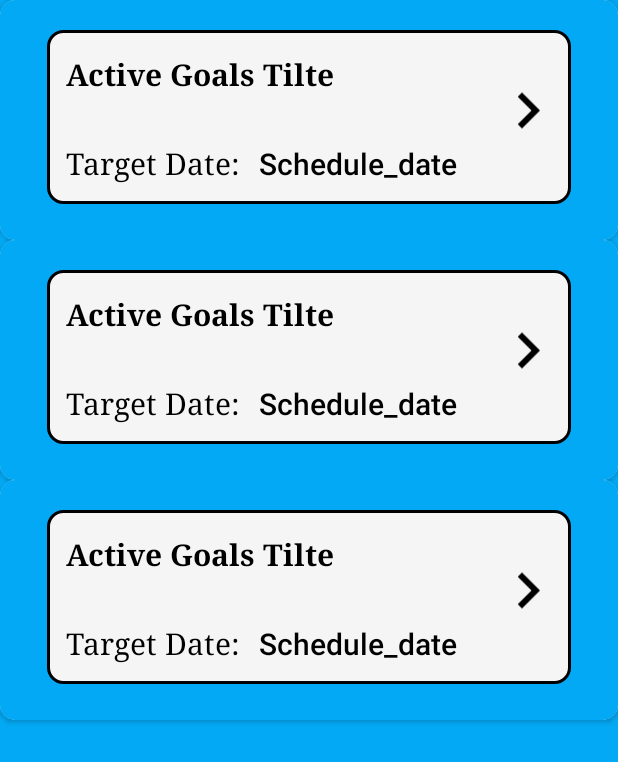
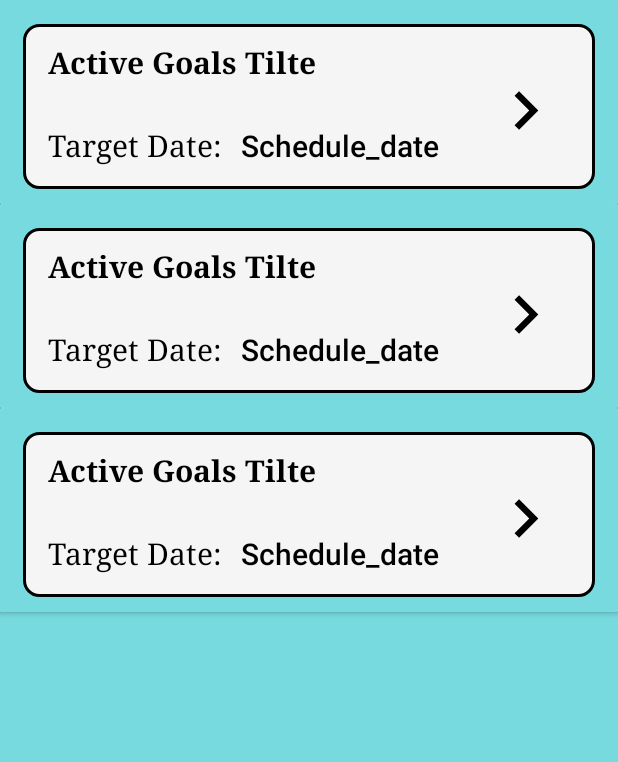
Before and after one commit to TianMing0409/FYP-Final-System, an Android app: the layout fragment_active_goals.xml on its own in the app's theme, with its tools: preview values and no code run, on a phone screen of 412 x 824 dp. Shown: the top 762 px of the screen. Run offline under Robolectric (Android 15) with nearby library versions, the phone set to English and light mode, and no system bars.

Commit message:
FYP Final System

```diff
--- a/app/src/main/java/com/example/fypproject/fragments/loginSignUp/EditProfileFragment.kt
+++ b/app/src/main/java/com/example/fypproject/fragments/loginSignUp/EditProfileFragment.kt
@@ -227,7 +227,7 @@ class EditProfileFragment : Fragment() {
         Toast.makeText(context,"Notification Set Successfully", Toast.LENGTH_SHORT).show()
     }
 
-    private fun updateUser(username:String, phone:String, email:String, password:String, imageUrl:String){
+    private fun updateUser(username:String, phone:String, email:String, password:String, imageUrl:String) {
 
         val user = UserData(username, phone, email, password, imageUrl)
 
@@ -246,6 +246,7 @@ class EditProfileFragment : Fragment() {
             }.addOnFailureListener {
                 Toast.makeText(context, "Failed", Toast.LENGTH_SHORT).show()
             }
+
 
     }
 
--- a/app/src/main/res/layout/fragment_active_goals.xml
+++ b/app/src/main/res/layout/fragment_active_goals.xml
@@ -2,21 +2,25 @@
 <androidx.constraintlayout.widget.ConstraintLayout xmlns:android="http://schemas.android.com/apk/res/android"
     xmlns:app="http://schemas.android.com/apk/res-auto"
     xmlns:tools="http://schemas.android.com/tools"
+    android:id="@+id/frameLayout"
     android:layout_width="match_parent"
     android:layout_height="match_parent"
-    android:id="@+id/frameLayout"
-    tools:context=".fragments.goals.ActiveGoalsFragment"
-    android:background="#03A9F4">
+    android:background="#76dade"
+    tools:context=".fragments.goals.ActiveGoalsFragment">
 
 
     <androidx.constraintlayout.widget.ConstraintLayout
-        android:layout_width="match_parent"
-        android:layout_height="match_parent"
-        android:id="@+id/constraintLayout">
+        android:id="@+id/constraintLayout"
+        android:layout_width="0dp"
+        android:layout_height="0dp"
+        app:layout_constraintBottom_toBottomOf="parent"
+        app:layout_constraintEnd_toEndOf="parent"
+        app:layout_constraintStart_toStartOf="parent"
+        app:layout_constraintTop_toTopOf="parent">
 
         <androidx.recyclerview.widget.RecyclerView
             android:id="@+id/goal_recycler_view"
-            android:layout_width="match_parent"
+            android:layout_width="0dp"
             android:layout_height="match_parent"
             app:layout_constraintBottom_toBottomOf="parent"
             app:layout_constraintEnd_toEndOf="parent"
--- a/app/src/main/res/layout/fragment_expired_goals.xml
+++ b/app/src/main/res/layout/fragment_expired_goals.xml
@@ -4,8 +4,8 @@
     xmlns:tools="http://schemas.android.com/tools"
     android:layout_width="match_parent"
     android:layout_height="match_parent"
-    tools:context=".fragments.goals.ExpiredGoalsFragment"
-    android:background="#03A9F4">
+    android:background="#76dade"
+    tools:context=".fragments.goals.ExpiredGoalsFragment">
 
     <androidx.constraintlayout.widget.ConstraintLayout
         android:layout_width="match_parent"
@@ -19,6 +19,6 @@
             app:layout_constraintEnd_toEndOf="parent"
             app:layout_constraintStart_toStartOf="parent"
             app:layout_constraintTop_toTopOf="parent"
-            tools:listitem="@layout/goals_view"/>
+            tools:listitem="@layout/goals_view" />
     </androidx.constraintlayout.widget.ConstraintLayout>
 </androidx.constraintlayout.widget.ConstraintLayout>
--- a/app/src/main/res/layout/goals_view.xml
+++ b/app/src/main/res/layout/goals_view.xml
@@ -4,49 +4,52 @@
     xmlns:tools="http://schemas.android.com/tools"
     android:id="@+id/card_view"
     android:layout_width="match_parent"
-    android:layout_height="160dp"
+    android:layout_height="wrap_content"
     android:clickable="true"
-    android:focusable="true"
-    app:cardCornerRadius="10dp">
+    android:focusable="true">
 
     <RelativeLayout
         android:id="@+id/wrapper"
         android:layout_width="match_parent"
         android:layout_height="match_parent"
-        android:background="#03A9F4"
-        android:padding="20dp">
+        android:background="#76dade"
+        android:paddingBottom="10dp">
 
         <androidx.constraintlayout.widget.ConstraintLayout
-            android:layout_width="376dp"
-            android:layout_height="118dp">
+            android:layout_width="match_parent"
+            android:layout_height="match_parent">
+
 
             <TextView
                 android:id="@+id/boxBackground"
-                android:layout_width="349dp"
-                android:layout_height="116dp"
+                android:layout_width="0dp"
+                android:layout_height="110dp"
+                android:layout_marginStart="15dp"
+                android:layout_marginTop="16dp"
+                android:layout_marginEnd="15dp"
                 android:background="@drawable/box"
                 app:layout_constraintEnd_toEndOf="parent"
+                app:layout_constraintHorizontal_bias="0.488"
                 app:layout_constraintStart_toStartOf="parent"
                 app:layout_constraintTop_toTopOf="parent" />
 
             <ImageView
                 android:id="@+id/goal_image_CG"
-                android:layout_width="48dp"
-                android:layout_height="75dp"
+                android:layout_width="51dp"
+                android:layout_height="74dp"
                 android:layout_marginTop="16dp"
-                android:layout_marginEnd="16dp"
+                android:layout_marginEnd="36dp"
                 android:src="@drawable/keyboard_arrow_right_icon"
                 app:layout_constraintBottom_toBottomOf="@+id/boxBackground"
                 app:layout_constraintEnd_toEndOf="parent"
                 app:layout_constraintTop_toTopOf="parent"
-                app:layout_constraintVertical_bias="0.0" />
-
+                app:layout_constraintVertical_bias="0.581" />
 
             <TextView
                 android:id="@+id/shcedule_date_title"
                 android:layout_width="wrap_content"
                 android:layout_height="wrap_content"
-                android:layout_marginTop="8dp"
+                android:layout_marginTop="4dp"
                 android:fontFamily="serif"
                 android:text="Target Date:"
                 android:textColor="@android:color/black"
@@ -75,8 +78,8 @@
                 android:id="@+id/goal_title"
                 android:layout_width="265dp"
                 android:layout_height="51dp"
-                android:layout_marginStart="24dp"
-                android:layout_marginTop="16dp"
+                android:layout_marginStart="32dp"
+                android:layout_marginTop="28dp"
                 android:fontFamily="serif"
                 android:text="Active Goals Tilte"
                 android:textColor="@android:color/black"
```
Also changed, not shown: app/src/main/res/layout/fragment_stats.xml (+64 -29 lines), app/src/main/res/layout/personal_post_view.xml (+50 -34 lines), app/src/main/res/layout/public_post_view.xml (+49 -30 lines). Lines whose indentation alone changed are shown as unchanged.
